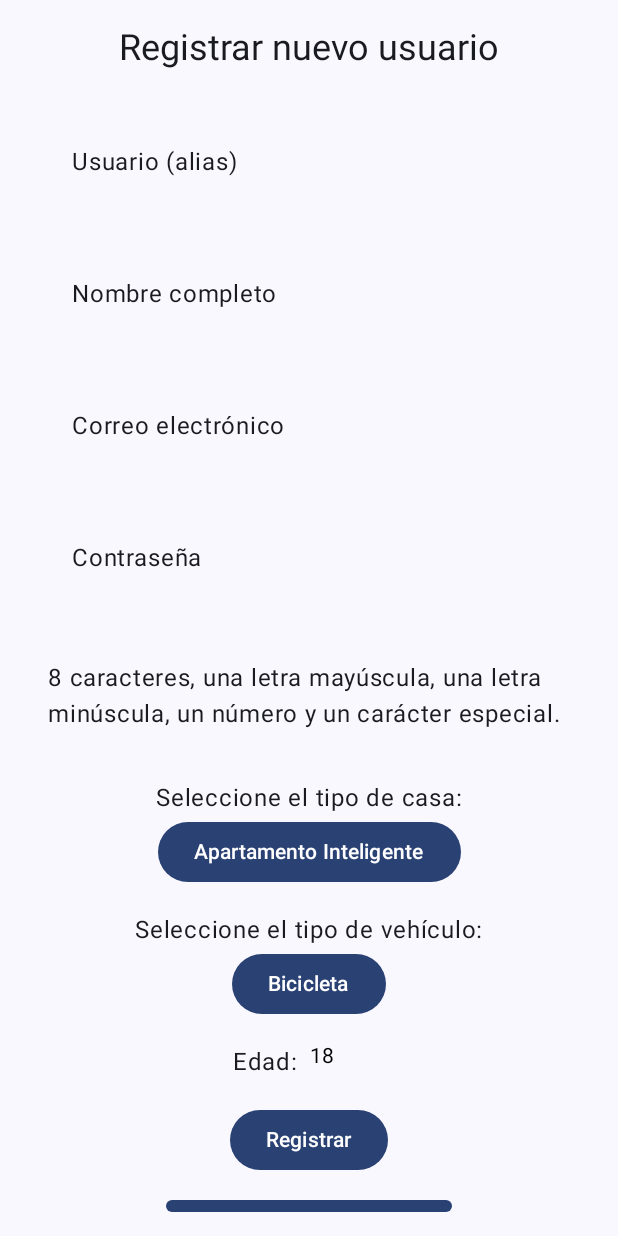
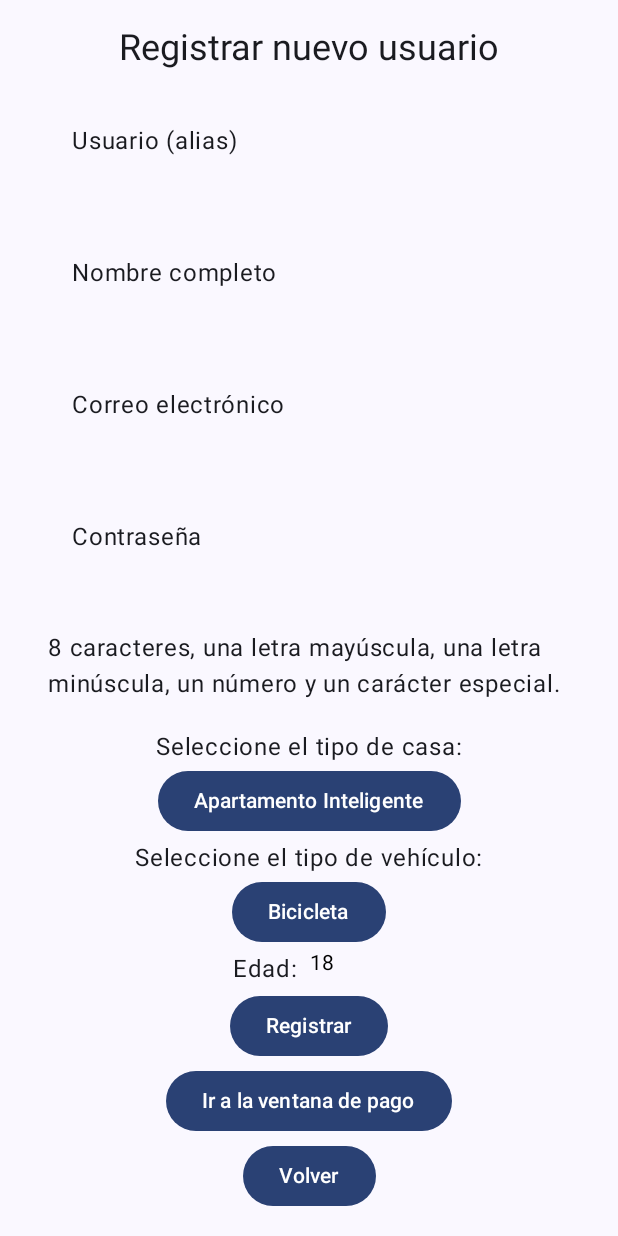
Before and after one commit to Fabriii3G/IntelliHome, an Android app built with Jetpack Compose: the composable RegisterUserScreen shown on its own in the app's theme, on a phone screen of 412 x 824 dp. Run offline under Robolectric (Android 15) with nearby library versions, the phone set to English and light mode, and no system bars.

Commit message:
Modifique el especiado de los botones de la ventana de registro de usuario

```diff
--- a/app/src/main/java/com/techome/intellihome/MainActivity.kt
+++ b/app/src/main/java/com/techome/intellihome/MainActivity.kt
@@ -969,7 +969,7 @@ fun RegisterUserScreen(onBack: () -> Unit, onPaymentClick: () -> Unit) {
     ) {
         Text("Registrar nuevo usuario", style = MaterialTheme.typography.headlineSmall)
 
-        Spacer(modifier = Modifier.height(16.dp))
+        Spacer(modifier = Modifier.height(2.dp))
 
         BasicTextField(
             value = alias,
@@ -1028,7 +1028,7 @@ fun RegisterUserScreen(onBack: () -> Unit, onPaymentClick: () -> Unit) {
             }
         )
 
-        Spacer(modifier = Modifier.height(8.dp))
+        Spacer(modifier = Modifier.height(2.dp))
 
         // Mostrar requisitos de contraseña
         Text(
@@ -1036,7 +1036,7 @@ fun RegisterUserScreen(onBack: () -> Unit, onPaymentClick: () -> Unit) {
             modifier = Modifier.padding(16.dp)
         )
 
-        Spacer(modifier = Modifier.height(16.dp))
+        Spacer(modifier = Modifier.height(2.dp))
 
         // Selector de tipo de casa
         Text("Seleccione el tipo de casa:")
@@ -1060,7 +1060,7 @@ fun RegisterUserScreen(onBack: () -> Unit, onPaymentClick: () -> Unit) {
             }
         }
 
-        Spacer(modifier = Modifier.height(16.dp))
+        Spacer(modifier = Modifier.height(2.dp))
 
         // Selector de tipo de vehículo
         Text("Seleccione el tipo de vehículo:")
@@ -1084,7 +1084,7 @@ fun RegisterUserScreen(onBack: () -> Unit, onPaymentClick: () -> Unit) {
             }
         }
 
-        Spacer(modifier = Modifier.height(16.dp))
+        Spacer(modifier = Modifier.height(2.dp))
 
         // Selector de edad
         Row(
@@ -1104,7 +1104,7 @@ fun RegisterUserScreen(onBack: () -> Unit, onPaymentClick: () -> Unit) {
             )
         }
 
-        Spacer(modifier = Modifier.height(16.dp))
+        Spacer(modifier = Modifier.height(2.dp))
 
         // Botón para registrar
         Button(onClick = {
@@ -1119,14 +1119,14 @@ fun RegisterUserScreen(onBack: () -> Unit, onPaymentClick: () -> Unit) {
             Text("Registrar")
         }
 
-        Spacer(modifier = Modifier.height(16.dp))
+        Spacer(modifier = Modifier.height(2.dp))
 
         // Botón para acceder a la ventana de pago
         Button(onClick = onPaymentClick) {
             Text("Ir a la ventana de pago")
         }
 
-        Spacer(modifier = Modifier.height(16.dp))
+        Spacer(modifier = Modifier.height(2.dp))
 
         Button(onClick = onBack) {
             Text("Volver")
```
